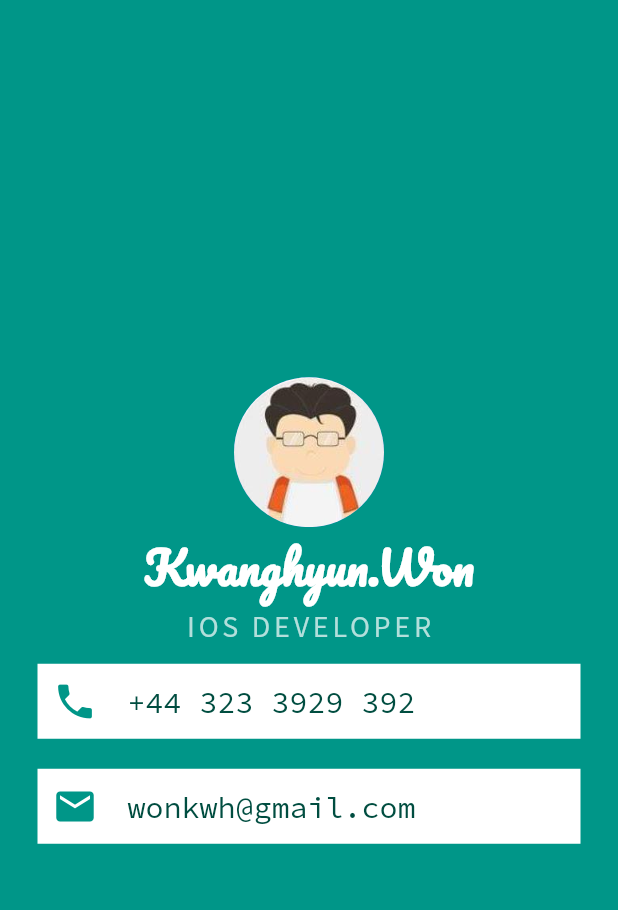
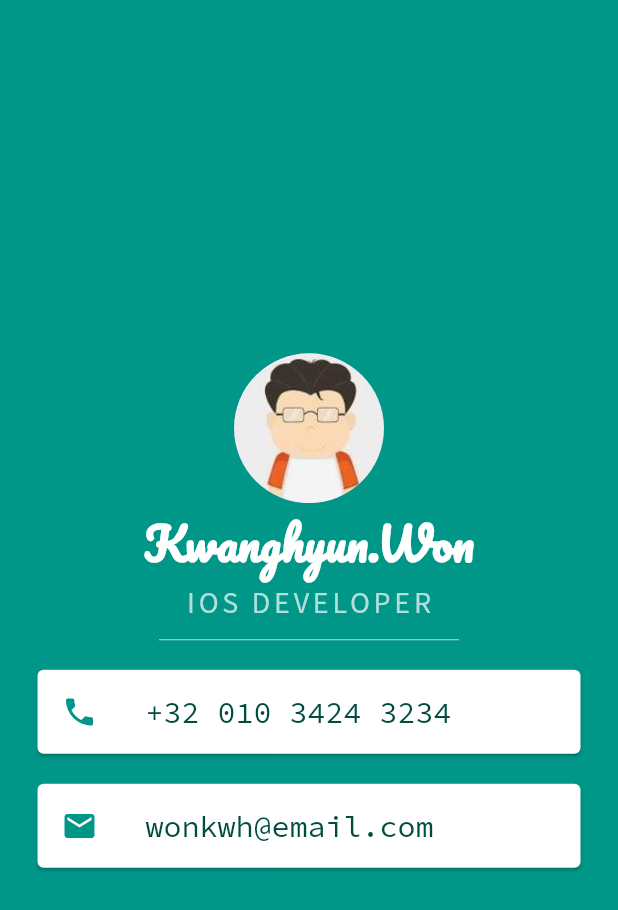
Before and after one commit to wonkwh/flutter_appbrewery, a Flutter app: the screen it shows after launch, on a phone screen of 412 x 824 dp. Shown: the top 910 px of the screen. Run offline on Flutter 3.47's test engine with Material 2 defaults, Android fonts, the phone set to English and light mode, and no system bars; our stand-ins replace google_fonts.

Commit message:
add ListTile widget

```diff
--- a/mi_card/lib/main.dart
+++ b/mi_card/lib/main.dart
@@ -47,66 +47,59 @@ class CardApp extends StatelessWidget {
                   ),
                 ),
               ),
-              Container(
-                color: Colors.white,
-                padding: EdgeInsets.all(10),
-                margin: EdgeInsets.symmetric(
-                  vertical: 10,
-                  horizontal: 25,
-                ),
-                child: Row(
-                  children: [
-                    Icon(
-                      Icons.phone,
-                      size: 30,
-                      color: Colors.teal.shade500,
-                    ),
-                    SizedBox(
-                      width: 20,
-                    ),
-                    Text(
-                      "+44 323 3929 392",
-                      style: GoogleFonts.sourceCodePro(
-                          textStyle: TextStyle(
-                        color: Colors.teal.shade900,
-                        fontSize: 20,
-                      )),
-                    ),
-                  ],
+              SizedBox(
+                height: 20,
+                width: 200,
+                child: Divider(
+                  color: Colors.teal.shade100,
                 ),
               ),
-              Container(
-                color: Colors.white,
-                padding: EdgeInsets.all(10),
-                margin: EdgeInsets.symmetric(
-                  vertical: 10,
-                  horizontal: 25,
-                ),
-                child: Row(
-                  children: [
-                    Icon(
-                      Icons.email,
-                      size: 30,
-                      color: Colors.teal.shade500,
-                    ),
-                    SizedBox(
-                      width: 20,
-                    ),
-                    Text(
-                      "wonkwh@gmail.com",
-                      style: GoogleFonts.sourceCodePro(
-                          textStyle: TextStyle(
-                        color: Colors.teal.shade900,
-                        fontSize: 20,
-                      )),
-                    ),
-                  ],
-                ),
+              _getCard(
+                contents: "+32 010 3424 3234",
+                icon: Icons.phone,
               ),
+              _getCard(
+                contents: "wonkwh@email.com",
+                icon: Icons.email,
+              )
             ],
           ),
         ),
       ),
     );
   }
+
+  Widget _getCard({String? contents, IconData? icon}) {
+    String contents2;
+    IconData leadingIconData;
+    if (contents == null || icon == null) {
+      contents2 = "empty";
+      leadingIconData = Icons.abc;
+    } else {
+      contents2 = contents;
+      leadingIconData = icon;
+    }
+    return Card(
+      color: Colors.white,
+      // padding: EdgeInsets.all(10),
+      margin: const EdgeInsets.symmetric(
+        vertical: 10,
+        horizontal: 25,
+      ),
+      child: ListTile(
+        leading: Icon(
+          leadingIconData,
+          color: Colors.teal,
+        ),
+        title: Text(
+          contents2,
+          style: GoogleFonts.sourceCodePro(
+              textStyle: TextStyle(
+            color: Colors.teal.shade900,
+            fontSize: 20,
+          )),
+        ),
+      ),
+    );
+  }
 }
```
